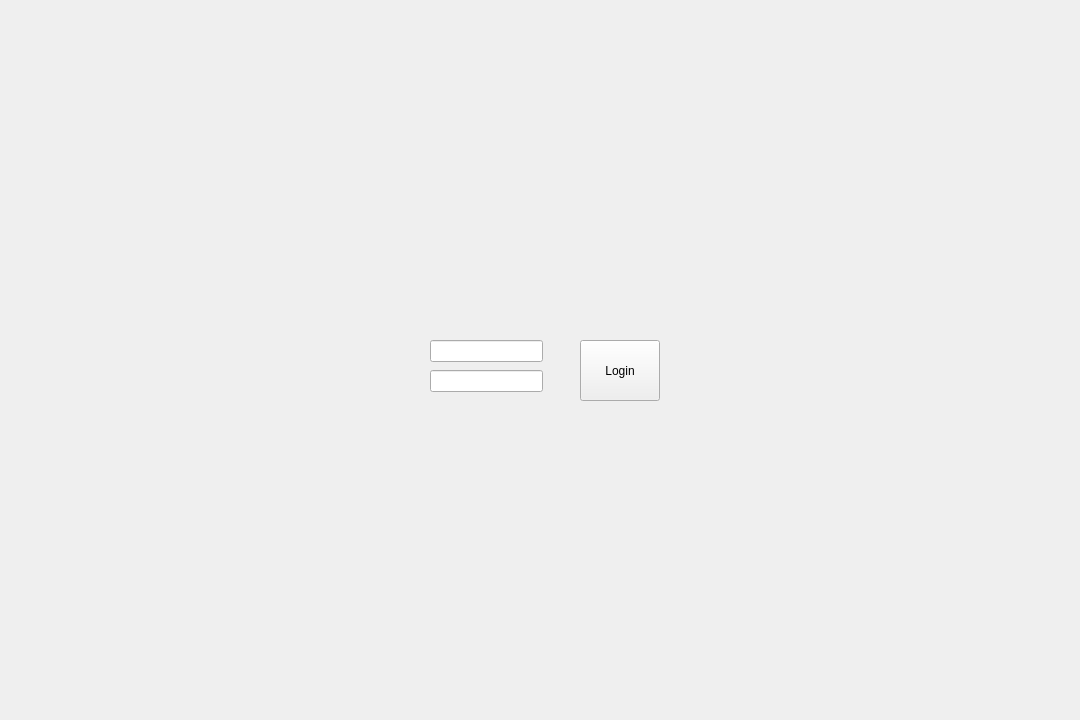
Above: client/MainUI/src/views/login_widget.ui from Intel-Edge-9s/MES before the change. Below: the same form after it.
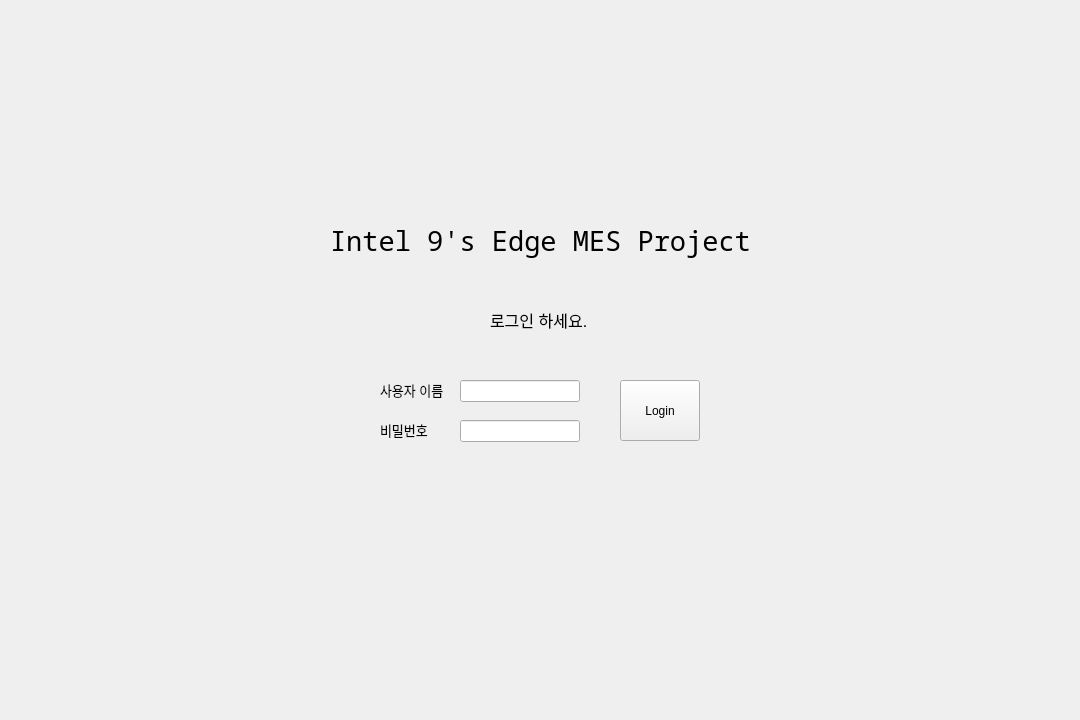
That is the form after the change.

Patch:
```diff
--- a/client/MainUI/src/views/login_widget.ui
+++ b/client/MainUI/src/views/login_widget.ui
@@ -16,9 +16,9 @@
   <widget class="QLineEdit" name="userEdit">
    <property name="geometry">
     <rect>
-     <x>430</x>
-     <y>340</y>
-     <width>113</width>
+     <x>460</x>
+     <y>380</y>
+     <width>120</width>
      <height>22</height>
     </rect>
    </property>
@@ -26,18 +26,21 @@
   <widget class="QLineEdit" name="passEdit">
    <property name="geometry">
     <rect>
-     <x>430</x>
-     <y>370</y>
-     <width>113</width>
+     <x>460</x>
+     <y>420</y>
+     <width>120</width>
      <height>22</height>
     </rect>
    </property>
+   <property name="echoMode">
+    <enum>QLineEdit::EchoMode::Password</enum>
+   </property>
   </widget>
   <widget class="QPushButton" name="loginBtn">
    <property name="geometry">
     <rect>
-     <x>580</x>
-     <y>340</y>
+     <x>620</x>
+     <y>380</y>
      <width>80</width>
      <height>61</height>
     </rect>
@@ -46,6 +49,79 @@
     <string>Login</string>
    </property>
   </widget>
+  <widget class="QLabel" name="label">
+   <property name="geometry">
+    <rect>
+     <x>330</x>
+     <y>200</y>
+     <width>420</width>
+     <height>80</height>
+    </rect>
+   </property>
+   <property name="font">
+    <font>
+     <family>Noto Sans Mono</family>
+     <pointsize>20</pointsize>
+    </font>
+   </property>
+   <property name="text">
+    <string>Intel 9's Edge MES Project</string>
+   </property>
+  </widget>
+  <widget class="QLabel" name="label_2">
+   <property name="geometry">
+    <rect>
+     <x>490</x>
+     <y>300</y>
+     <width>100</width>
+     <height>40</height>
+    </rect>
+   </property>
+   <property name="font">
+    <font>
+     <pointsize>12</pointsize>
+    </font>
+   </property>
+   <property name="text">
+    <string>로그인 하세요.</string>
+   </property>
+  </widget>
+  <widget class="QLabel" name="label_3">
+   <property name="geometry">
+    <rect>
+     <x>380</x>
+     <y>380</y>
+     <width>70</width>
+     <height>20</height>
+    </rect>
+   </property>
+   <property name="font">
+    <font>
+     <pointsize>10</pointsize>
+    </font>
+   </property>
+   <property name="text">
+    <string>사용자 이름</string>
+   </property>
+  </widget>
+  <widget class="QLabel" name="label_4">
+   <property name="geometry">
+    <rect>
+     <x>380</x>
+     <y>420</y>
+     <width>70</width>
+     <height>20</height>
+    </rect>
+   </property>
+   <property name="font">
+    <font>
+     <pointsize>10</pointsize>
+    </font>
+   </property>
+   <property name="text">
+    <string>비밀번호</string>
+   </property>
+  </widget>
  </widget>
  <resources/>
  <connections/>
```
